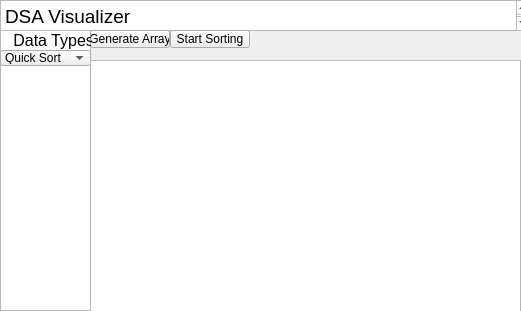
The window that mainwindow.ui (Binaya764/DSA-Visualizer) describes before a commit, drawn with Qt 5.
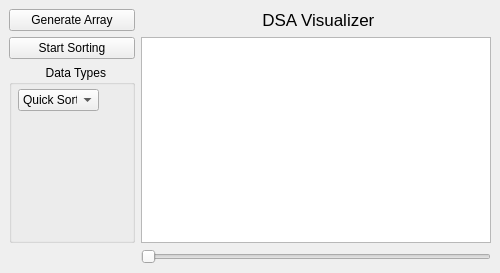
The same window after the commit.

Diff of the .ui file:
```diff
--- a/mainwindow.ui
+++ b/mainwindow.ui
@@ -6,145 +6,97 @@
    <rect>
     <x>0</x>
     <y>0</y>
-    <width>521</width>
-    <height>311</height>
+    <width>500</width>
+    <height>273</height>
    </rect>
   </property>
   <property name="windowTitle">
    <string>MainWindow</string>
   </property>
   <widget class="QWidget" name="centralwidget">
-   <widget class="QPlainTextEdit" name="Titlebar">
-    <property name="geometry">
-     <rect>
-      <x>0</x>
-      <y>0</y>
-      <width>531</width>
-      <height>31</height>
-     </rect>
-    </property>
-    <property name="font">
-     <font>
-      <pointsize>14</pointsize>
-     </font>
-    </property>
-    <property name="plainText">
-     <string>DSA Visualizer
-</string>
-    </property>
-   </widget>
-   <widget class="QPlainTextEdit" name="left_side_box">
-    <property name="geometry">
-     <rect>
-      <x>0</x>
-      <y>30</y>
-      <width>91</width>
-      <height>281</height>
-     </rect>
-    </property>
-   </widget>
-   <widget class="QComboBox" name="comboBox">
-    <property name="geometry">
-     <rect>
-      <x>0</x>
-      <y>50</y>
-      <width>91</width>
-      <height>16</height>
-     </rect>
-    </property>
-    <property name="font">
-     <font>
-      <pointsize>9</pointsize>
-     </font>
-    </property>
-    <item>
-     <property name="text">
-      <string>Quick Sort</string>
-     </property>
-    </item>
-    <item>
-     <property name="text">
-      <string>Merge Sort</string>
-     </property>
-    </item>
-    <item>
-     <property name="text">
-      <string>Insertion Sort</string>
-     </property>
-    </item>
-    <item>
-     <property name="text">
-      <string>Bubble Sort</string>
-     </property>
-    </item>
-   </widget>
+   <layout class="QGridLayout" name="gridLayout_2">
+    <item row="0" column="0">
+     <layout class="QGridLayout" name="gridLayout">
+      <item row="0" column="0">
    <widget class="QPushButton" name="Generate_array">
-    <property name="geometry">
-     <rect>
-      <x>90</x>
-      <y>30</y>
-      <width>80</width>
-      <height>18</height>
-     </rect>
-    </property>
     <property name="text">
      <string>Generate Array</string>
     </property>
    </widget>
+      </item>
+      <item row="1" column="0">
    <widget class="QPushButton" name="Sort_button">
-    <property name="geometry">
-     <rect>
-      <x>170</x>
-      <y>30</y>
-      <width>80</width>
-      <height>18</height>
-     </rect>
-    </property>
     <property name="text">
      <string>Start Sorting</string>
     </property>
    </widget>
+      </item>
+      <item row="1" column="1" rowspan="2">
+       <widget class="QGraphicsView" name="graphicsView"/>
+      </item>
+      <item row="2" column="0">
+       <widget class="QGroupBox" name="groupBox">
+        <property name="font">
+         <font>
+          <fontweight>DemiBold</fontweight>
+         </font>
+        </property>
+        <property name="title">
+         <string>           Data Types</string>
+        </property>
+        <widget class="QComboBox" name="comboBox">
+         <property name="geometry">
+          <rect>
+           <x>9</x>
+           <y>24</y>
+           <width>81</width>
+           <height>22</height>
+          </rect>
+         </property>
+         <property name="font">
+          <font>
+           <bold>false</bold>
+          </font>
+         </property>
+         <item>
+          <property name="text">
+           <string>Quick Sort</string>
+          </property>
+         </item>
+         <item>
+          <property name="text">
+           <string>Merge Sort</string>
+          </property>
+         </item>
+        </widget>
+       </widget>
+      </item>
+      <item row="3" column="1">
    <widget class="QSlider" name="horizontalSlider">
-    <property name="geometry">
-     <rect>
-      <x>220</x>
-      <y>260</y>
-      <width>171</width>
-      <height>20</height>
-     </rect>
-    </property>
     <property name="orientation">
      <enum>Qt::Orientation::Horizontal</enum>
     </property>
    </widget>
-   <widget class="QLabel" name="Data_types">
-    <property name="geometry">
-     <rect>
-      <x>0</x>
-      <y>30</y>
-      <width>91</width>
-      <height>20</height>
-     </rect>
-    </property>
+      </item>
+      <item row="0" column="1">
+       <widget class="QLabel" name="label">
     <property name="font">
      <font>
-      <pointsize>12</pointsize>
+          <pointsize>13</pointsize>
+          <fontweight>DemiBold</fontweight>
      </font>
     </property>
     <property name="text">
-     <string>   Data Types</string>
-    </property>
-   </widget>
-   <widget class="QGraphicsView" name="graphicsView">
-    <property name="geometry">
-     <rect>
-      <x>90</x>
-      <y>60</y>
-      <width>431</width>
-      <height>261</height>
-     </rect>
-    </property>
-   </widget>
+         <string> DSA Visualizer</string>
+        </property>
+        <property name="alignment">
+         <set>Qt::AlignmentFlag::AlignCenter</set>
+        </property>
+       </widget>
+      </item>
+     </layout>
+    </item>
+   </layout>
   </widget>
  </widget>
  <resources/>
```
Lines whose indentation alone changed are shown as unchanged.
